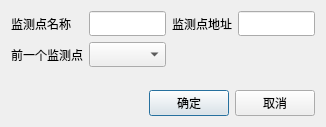
Above: ModifyMonitorDlg.ui from wanlong1215/test before the change. Below: the same form after it.
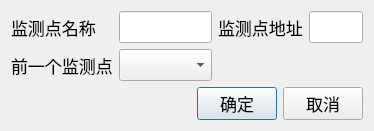
That is the form after the change.

```diff
--- a/ModifyMonitorDlg.ui
+++ b/ModifyMonitorDlg.ui
@@ -13,6 +13,7 @@
   <property name="font">
    <font>
     <family>微软雅黑</family>
+    <pointsize>13</pointsize>
    </font>
   </property>
   <property name="windowTitle">
```
